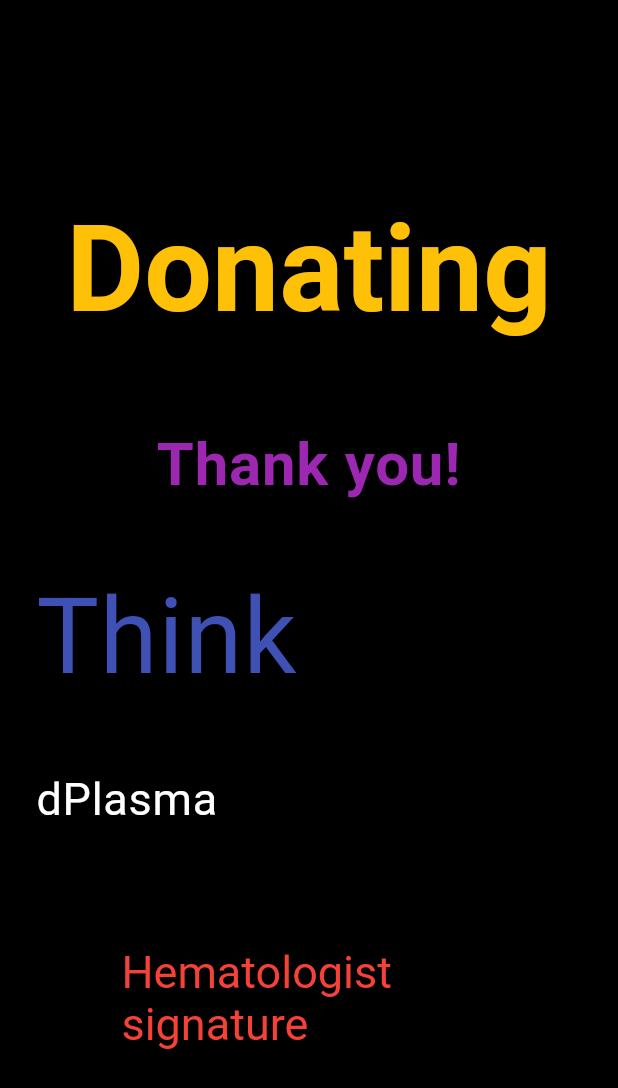
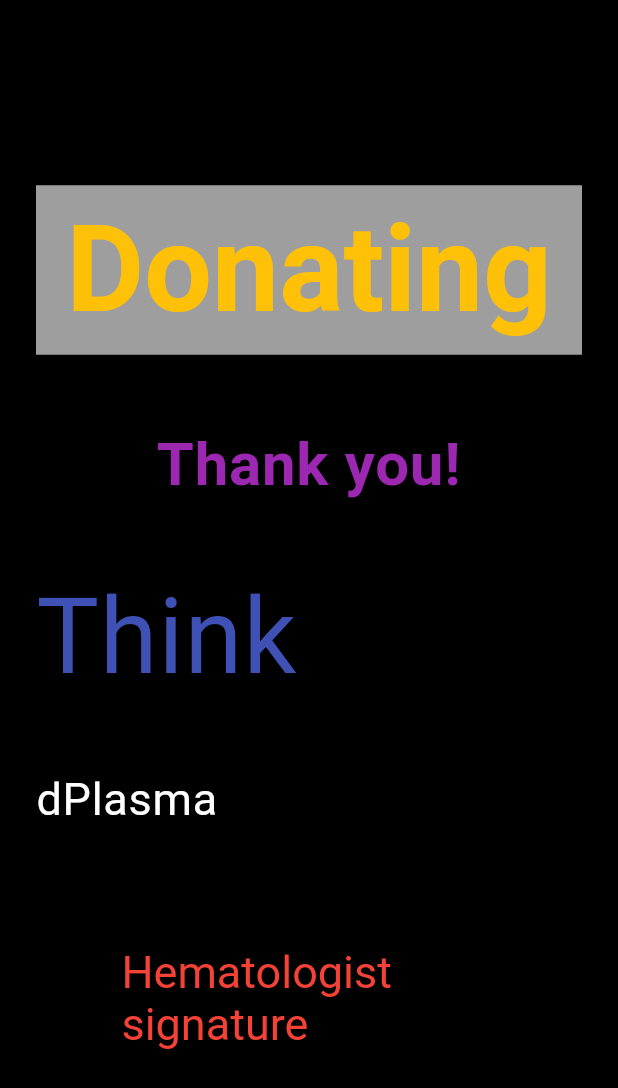
Before and after one commit to itsencrypted/dplasma, a Flutter app: the screen it shows after launch, on a phone screen of 412 x 824 dp. Shown: the top 1088 px of the screen. Run offline on Flutter 3.47's test engine with Material 2 defaults, Android fonts, the phone set to English and light mode, and no system bars; drawn by our look-alikes of animated_text_kit; our stand-ins replace geolocator, google_fonts; missing offline and left inert: web3dart; Roboto replaces fonts that are missing ().

Commit message:
animations

```diff
--- a/lib/components/animations.dart
+++ b/lib/components/animations.dart
@@ -56,7 +56,7 @@ class _AnimationsExamplesState extends State<AnimationsExamples>
                             child: TextLiquidFill(
                               text: 'Donating',
                               waveColor: Colors.amber,
-                              boxBackgroundColor: Colors.black,
+                              boxBackgroundColor: Colors.grey,
                               textStyle: TextStyle(
                                 fontSize: 80.0,
                                 fontWeight: FontWeight.bold,
```
Also changed, not shown: lib/screens/login_donor_screen.dart (line endings or trailing spaces).
